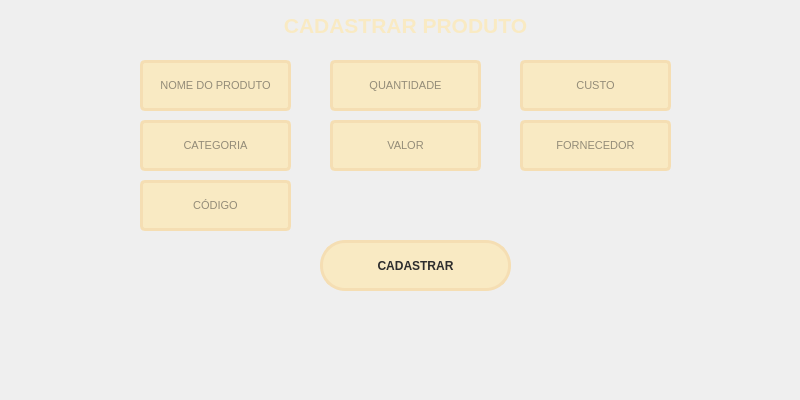
The window that CadProd.ui (leohpmoreira/inventoryManagement) describes before a commit, drawn with Qt 5.
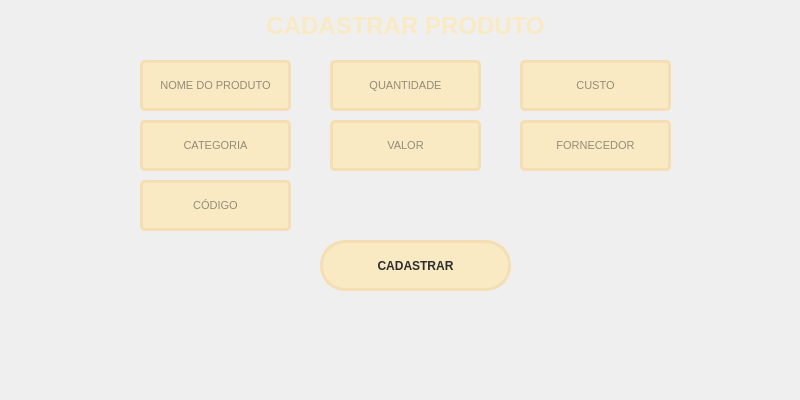
The same window after the commit.

Diff of the .ui file:
```diff
--- a/CadProd.ui
+++ b/CadProd.ui
@@ -60,7 +60,7 @@
    <property name="font">
     <font>
      <family>Segoe UI</family>
-     <pointsize>16</pointsize>
+     <pointsize>18</pointsize>
      <weight>75</weight>
      <bold>true</bold>
     </font>
```
Left out of the diff: 4 changed lines with no effect on the pictures.
